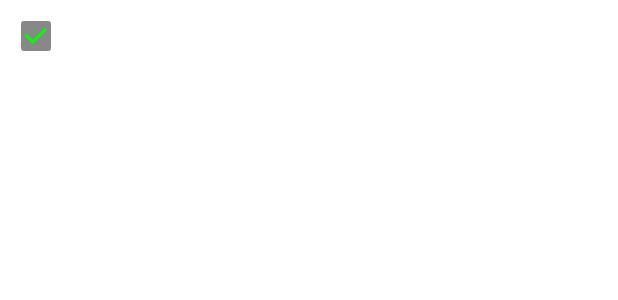
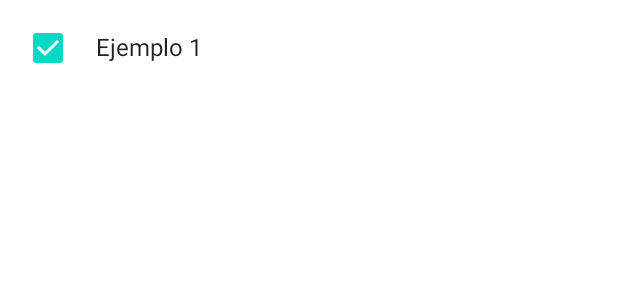
Before and after one commit to martamagui/LearningCompose, an Android app built with Jetpack Compose: the @Preview function DefaultPreview, on a phone screen of 412 x 824 dp. Shown: the top 300 px of the screen. Run offline under Robolectric (Android 15) with nearby library versions, the phone set to English and light mode, and no system bars.

Commit message:
Components: CheckBox With Text

```diff
--- a/UdemyCourseDummyProject/app/src/main/java/com/example/udemycoursedummyproject/MainActivity.kt
+++ b/UdemyCourseDummyProject/app/src/main/java/com/example/udemycoursedummyproject/MainActivity.kt
@@ -49,19 +49,17 @@ class MainActivity : ComponentActivity() {
 }
 
 @Composable
-fun MyCheckBox() {
+fun MyCheckBoxWithText() {
     var state by rememberSaveable { mutableStateOf(true) }
 
-    Checkbox(
-        checked = state, onCheckedChange = { state = !state },
-        enabled = false,
-        colors = CheckboxDefaults.colors(
-            checkedColor = Color.Red,
-            uncheckedColor = Color.Cyan,
-            disabledColor = Color.Gray,
-            checkmarkColor = Color.Green
-        )
-    )
+    Row(
+        Modifier.padding(8.dp),
+        verticalAlignment = Alignment.CenterVertically
+    ) {
+        Checkbox(checked = state, onCheckedChange = { state = !state })
+        Spacer(modifier = Modifier.width(8.dp))
+        Text(text = "Ejemplo 1")
+    }
 }
 
 @Preview(
@@ -71,6 +69,6 @@ fun MyCheckBox() {
 @Composable
 fun DefaultPreview() {
     UdemyCourseDummyProjectTheme {
-        MyCheckBox()
+        MyCheckBoxWithText()
     }
 }
```
